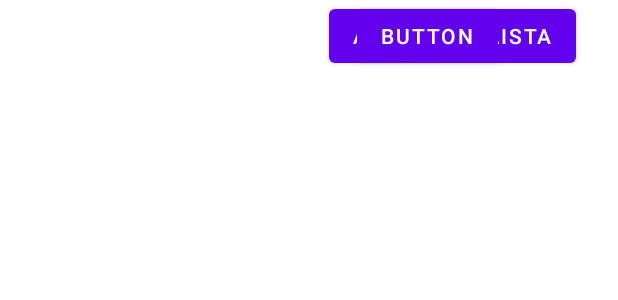
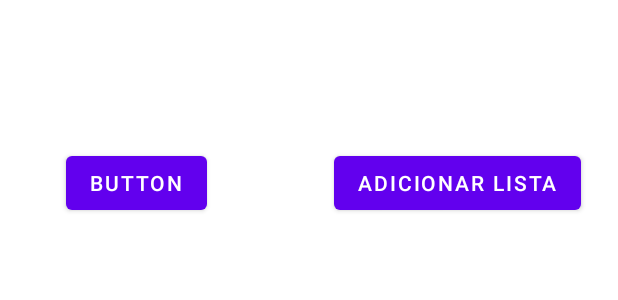
Before and after one commit to EduardoVaz06/Android_final, an Android app: the layout activity_listas.xml on its own in the app's theme, with its tools: preview values and no code run, on a phone screen of 412 x 824 dp. Shown: the top 300 px of the screen. Run offline under Robolectric (Android 15) with nearby library versions, the phone set to English and light mode, and no system bars.

Commit message:
teste adicionar recycler das listas

```diff
--- a/app/src/main/res/layout/activity_listas.xml
+++ b/app/src/main/res/layout/activity_listas.xml
@@ -3,40 +3,53 @@
     xmlns:app="http://schemas.android.com/apk/res-auto"
     xmlns:tools="http://schemas.android.com/tools"
     android:layout_width="match_parent"
-    android:layout_height="wrap_content"
+    android:layout_height="match_parent"
+    android:backgroundTint="#C6C6C6"
     android:orientation="vertical"
     tools:context=".ListasActivity">
-
-    <androidx.recyclerview.widget.RecyclerView
-        android:id="@+id/recycler"
-        android:layout_width="match_parent"
-        android:layout_height="match_parent"
-        app:layout_constraintEnd_toStartOf="parent"
-        tools:layout_editor_absoluteY="0dp" />
 
     <Button
         android:id="@+id/AdicionarLista"
         android:layout_width="wrap_content"
         android:layout_height="wrap_content"
-        android:layout_marginEnd="28dp"
+        android:layout_marginStart="84dp"
+        android:layout_marginTop="26dp"
+        android:layout_marginEnd="24dp"
+        android:layout_marginBottom="38dp"
         android:onClick="abrir_add_lista"
         android:text="Adicionar Lista"
-        app:layout_constraintBottom_toBottomOf="parent"
+        app:layout_constraintBottom_toTopOf="@+id/recycler"
         app:layout_constraintEnd_toEndOf="parent"
-        app:layout_constraintTop_toTopOf="parent"
-        app:layout_constraintVertical_bias="0.643" />
+        app:layout_constraintStart_toEndOf="@+id/button3"
+        app:layout_constraintTop_toTopOf="parent" />
 
     <Button
         android:id="@+id/button3"
         android:layout_width="wrap_content"
         android:layout_height="wrap_content"
-        android:layout_marginEnd="80dp"
+        android:layout_marginStart="44dp"
+        android:layout_marginTop="26dp"
+        android:layout_marginBottom="38dp"
         android:onClick="abrir_perfil"
         android:text="Button"
+        app:layout_constraintBottom_toTopOf="@+id/recycler"
+        app:layout_constraintStart_toStartOf="parent"
+        app:layout_constraintTop_toTopOf="parent" />
+
+    <androidx.recyclerview.widget.RecyclerView
+        android:id="@+id/recycler"
+        android:layout_width="390dp"
+        android:layout_height="wrap_content"
+        android:layout_marginStart="10dp"
+        android:layout_marginTop="112dp"
+        android:layout_marginEnd="10dp"
+        android:layout_marginBottom="425dp"
+        android:background="#CACACA"
         app:layout_constraintBottom_toBottomOf="parent"
         app:layout_constraintEnd_toEndOf="parent"
-        app:layout_constraintTop_toTopOf="parent"
-        app:layout_constraintVertical_bias="0.178" />
+        app:layout_constraintHorizontal_bias="1.0"
+        app:layout_constraintStart_toStartOf="parent"
+        app:layout_constraintTop_toTopOf="parent" />
 
 
 </androidx.constraintlayout.widget.ConstraintLayout>
```
Also changed, not shown: app/build.gradle (+7 -3 lines), app/src/main/java/br/edu/uniritter/mobile/appfirebase/Adapter/ListaAdapter.java (+27 -16 lines), app/src/main/java/br/edu/uniritter/mobile/appfirebase/Adapter/ListaViewHolder.java (deleted, +0 -20 lines), app/src/main/java/br/edu/uniritter/mobile/appfirebase/AddListaActivity.java (+7 -1 lines), app/src/main/java/br/edu/uniritter/mobile/appfirebase/Listas.java (+18 -6 lines), app/src/main/java/br/edu/uniritter/mobile/appfirebase/ListasActivity.java (+35 -38 lines), app/src/main/java/br/edu/uniritter/mobile/appfirebase/config/ConfiguracaoFirebase.java (added, +25 -0 lines), app/src/main/res/layout/lista_item.xml (+60 -14 lines).
